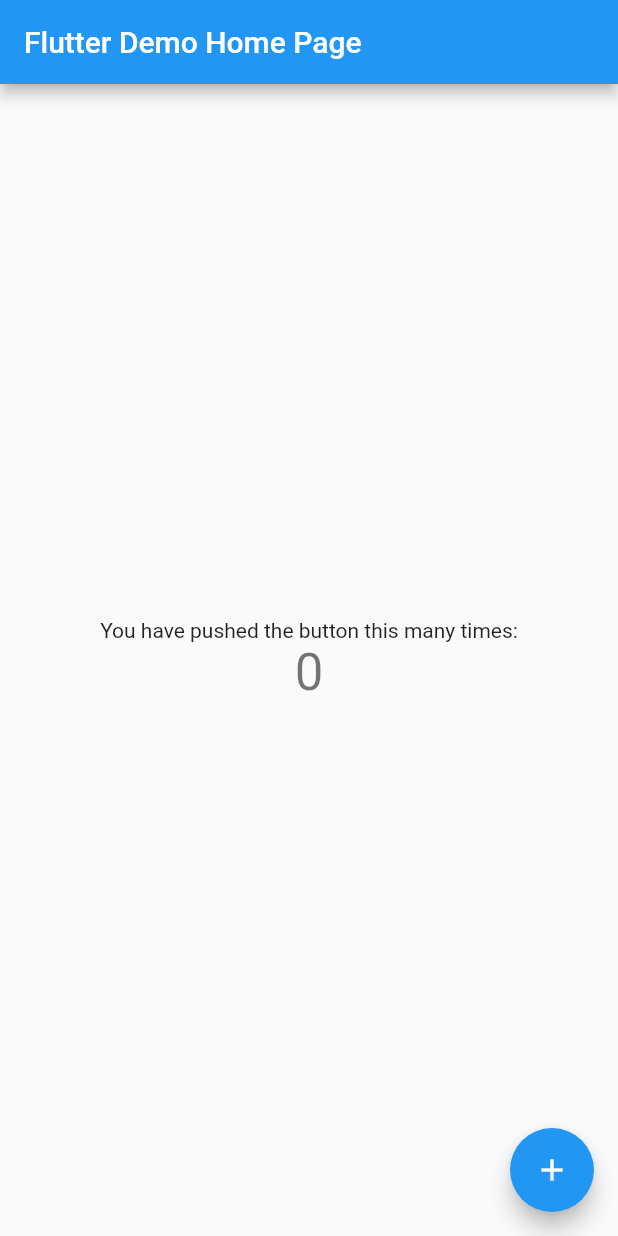
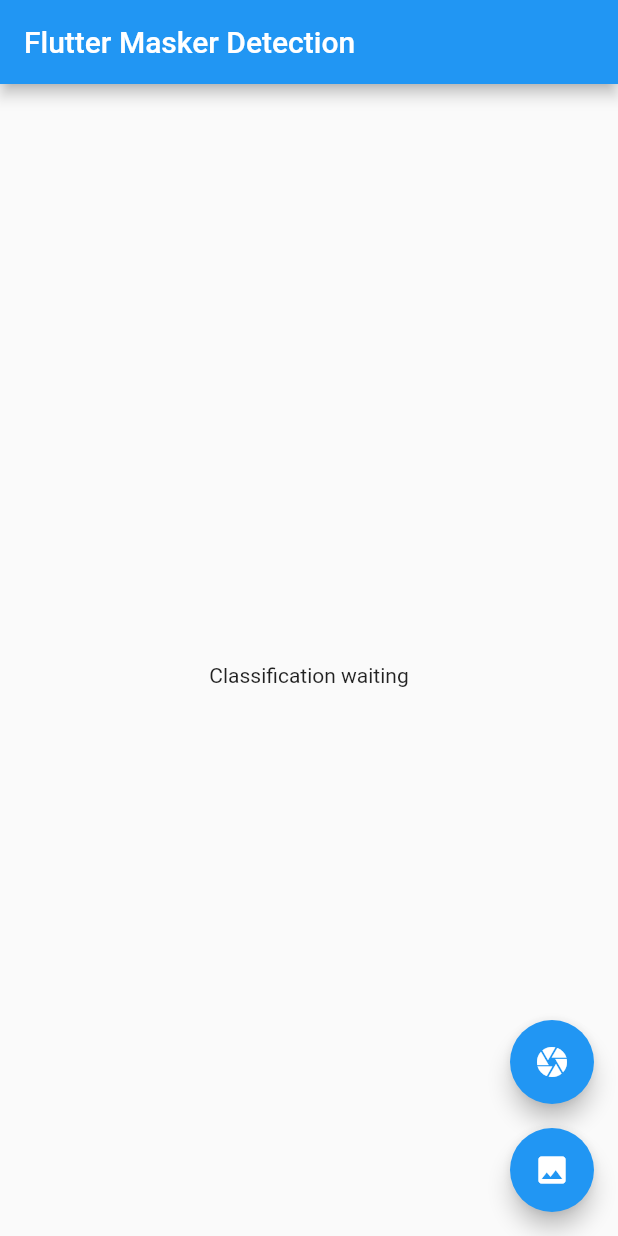
Before and after one commit to CoderJava/flutter-masker-detection-app, a Flutter app: the screen it shows after launch, on a phone screen of 412 x 824 dp. Run offline on Flutter 3.47's test engine with Material 2 defaults, Android fonts, the phone set to English and light mode, and no system bars; our stand-ins replace image_picker; missing offline and left inert: tflite.

Commit message:
Added masker detection from camera and gallery

```diff
--- /dev/null
+++ b/assets/labels.txt
@@ -0,0 +1,2 @@
+0 No Masker
+1 Masker
--- a/lib/main.dart
+++ b/lib/main.dart
@@ -1,117 +1,126 @@
+import 'dart:io';
+
 import 'package:flutter/material.dart';
+import 'package:image_picker/image_picker.dart';
+import 'package:tflite/tflite.dart';
 
-void main() {
-  runApp(MyApp());
-}
+void main() => runApp(App());
 
-class MyApp extends StatelessWidget {
-  // This widget is the root of your application.
+class App extends StatelessWidget {
   @override
   Widget build(BuildContext context) {
     return MaterialApp(
-      title: 'Flutter Demo',
+      title: 'Flutter Masker Detection',
+      home: HomePage(),
       theme: ThemeData(
-        // This is the theme of your application.
-        //
-        // Try running your application with "flutter run". You'll see the
-        // application has a blue toolbar. Then, without quitting the app, try
-        // changing the primarySwatch below to Colors.green and then invoke
-        // "hot reload" (press "r" in the console where you ran "flutter run",
-        // or simply save your changes to "hot reload" in a Flutter IDE).
-        // Notice that the counter didn't reset back to zero; the application
-        // is not restarted.
         primarySwatch: Colors.blue,
-        // This makes the visual density adapt to the platform that you run
-        // the app on. For desktop platforms, the controls will be smaller and
-        // closer together (more dense) than on mobile platforms.
         visualDensity: VisualDensity.adaptivePlatformDensity,
       ),
-      home: MyHomePage(title: 'Flutter Demo Home Page'),
     );
   }
 }
 
-class MyHomePage extends StatefulWidget {
-  MyHomePage({Key key, this.title}) : super(key: key);
+class HomePage extends StatefulWidget {
+  @override
+  _HomePageState createState() => _HomePageState();
+}
 
-  // This widget is the home page of your application. It is stateful, meaning
-  // that it has a State object (defined below) that contains fields that affect
-  // how it looks.
-
-  // This class is the configuration for the state. It holds the values (in this
-  // case the title) provided by the parent (in this case the App widget) and
-  // used by the build method of the State. Fields in a Widget subclass are
-  // always marked "final".
-
-  final String title;
+class _HomePageState extends State<HomePage> {
+  bool _loading;
+  File _image;
+  List _outputs;
 
   @override
-  _MyHomePageState createState() => _MyHomePageState();
-}
-
-class _MyHomePageState extends State<MyHomePage> {
-  int _counter = 0;
-
-  void _incrementCounter() {
-    setState(() {
-      // This call to setState tells the Flutter framework that something has
-      // changed in this State, which causes it to rerun the build method below
-      // so that the display can reflect the updated values. If we changed
-      // _counter without calling setState(), then the build method would not be
-      // called again, and so nothing would appear to happen.
-      _counter++;
+  void initState() {
+    _loading = true;
+    loadModel().then((value) {
+      setState(() => _loading = false);
     });
+    super.initState();
   }
 
   @override
   Widget build(BuildContext context) {
-    // This method is rerun every time setState is called, for instance as done
-    // by the _incrementCounter method above.
-    //
-    // The Flutter framework has been optimized to make rerunning build methods
-    // fast, so that you can just rebuild anything that needs updating rather
-    // than having to individually change instances of widgets.
     return Scaffold(
       appBar: AppBar(
-        // Here we take the value from the MyHomePage object that was created by
-        // the App.build method, and use it to set our appbar title.
-        title: Text(widget.title),
-      ),
-      body: Center(
-        // Center is a layout widget. It takes a single child and positions it
-        // in the middle of the parent.
-        child: Column(
-          // Column is also a layout widget. It takes a list of children and
-          // arranges them vertically. By default, it sizes itself to fit its
-          // children horizontally, and tries to be as tall as its parent.
-          //
-          // Invoke "debug painting" (press "p" in the console, choose the
-          // "Toggle Debug Paint" action from the Flutter Inspector in Android
-          // Studio, or the "Toggle Debug Paint" command in Visual Studio Code)
-          // to see the wireframe for each widget.
-          //
-          // Column has various properties to control how it sizes itself and
-          // how it positions its children. Here we use mainAxisAlignment to
-          // center the children vertically; the main axis here is the vertical
-          // axis because Columns are vertical (the cross axis would be
-          // horizontal).
-          mainAxisAlignment: MainAxisAlignment.center,
-          children: <Widget>[
-            Text(
-              'You have pushed the button this many times:',
-            ),
-            Text(
-              '$_counter',
-              style: Theme.of(context).textTheme.headline4,
-            ),
-          ],
+        title: Text(
+          'Flutter Masker Detection',
         ),
       ),
-      floatingActionButton: FloatingActionButton(
-        onPressed: _incrementCounter,
-        tooltip: 'Increment',
-        child: Icon(Icons.add),
-      ), // This trailing comma makes auto-formatting nicer for build methods.
+      body: _loading
+          ? Container(
+              alignment: Alignment.center,
+              child: CircularProgressIndicator(),
+            )
+          : Container(
+              width: double.infinity,
+              child: Column(
+                crossAxisAlignment: CrossAxisAlignment.center,
+                mainAxisAlignment: MainAxisAlignment.center,
+                children: [
+                  _image == null ? Container() : Image.file(_image),
+                  SizedBox(height: 20),
+                  _outputs != null
+                      ? Text(
+                          '${_outputs[0]['label']}'.replaceAll(RegExp(r'[0-9]'), ''),
+                          style: TextStyle(
+                            fontSize: 20,
+                            background: Paint()..color = Colors.white,
+                            fontWeight: FontWeight.bold,
+                          ),
+                        )
+                      : Text('Classification waiting'),
+                ],
+              ),
+            ),
+      floatingActionButton: Column(
+        mainAxisAlignment: MainAxisAlignment.end,
+        children: [
+          FloatingActionButton(
+            child: Icon(Icons.camera),
+            tooltip: 'Take Picture From Camera',
+            onPressed: () => pickImage(ImageSource.camera),
+          ),
+          SizedBox(height: 16),
+          FloatingActionButton(
+            child: Icon(Icons.image),
+            tooltip: 'Take Picture From Gallery',
+            onPressed: () => pickImage(ImageSource.gallery),
+          ),
+        ],
+      ),
     );
   }
+
+  Future loadModel() async {
+    await Tflite.loadModel(
+      model: 'assets/model_unquant.tflite',
+      labels: 'assets/labels.txt',
+    );
+  }
+
+  void pickImage(ImageSource imageSource) async {
+    var image = await ImagePicker().getImage(source: imageSource);
+    if (image == null) return null;
+    setState(() {
+      _loading = true;
+      _image = File(image.path);
+    });
+    classifyImage(_image);
+  }
+
+  void classifyImage(File image) async {
+    var output = await Tflite.runModelOnImage(
+      path: image.path,
+      numResults: 2,
+      threshold: 0.5,
+      imageMean: 127.5,
+      imageStd: 127.5,
+    );
+    setState(() {
+      _loading = false;
+      _outputs = output;
+      debugPrint('outputs: $_outputs');
+    });
+  }
 }
```
Also changed, not shown: pubspec.yaml (+9 -0 lines), pubspec.lock, 5 other files.
